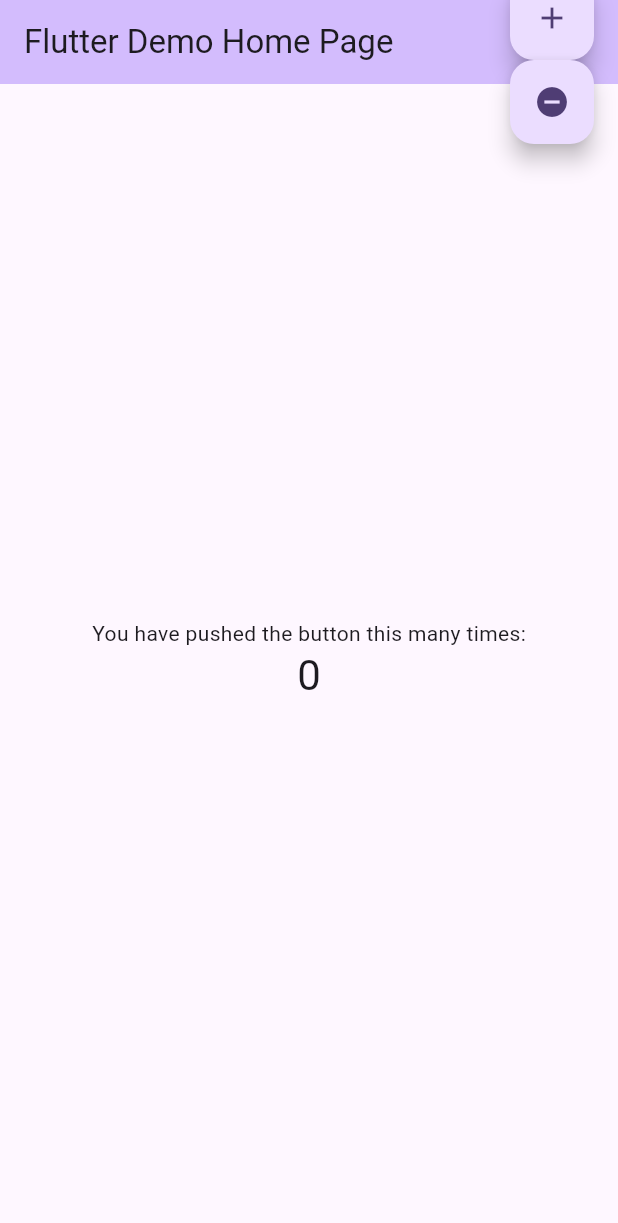
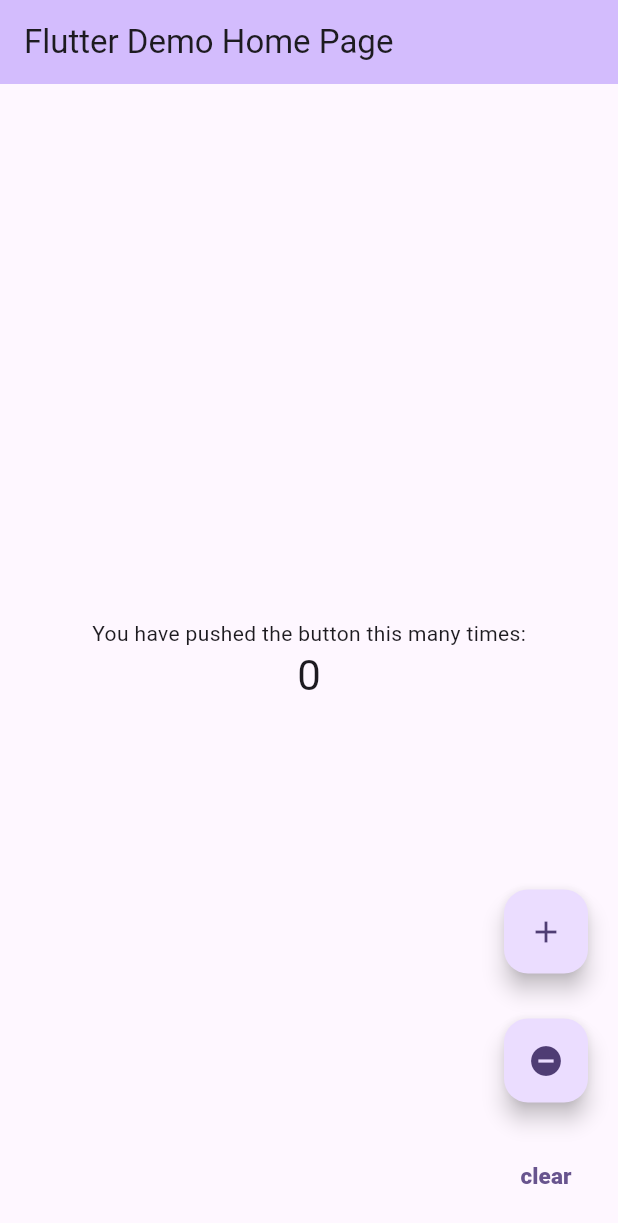
Before and after one commit to meetsdhangar/testing, a Flutter app: the screen it shows after launch, on a phone screen of 412 x 824 dp. Shown: the top 1223 px of the screen. Run offline on Flutter 3.47's test engine with Material 3 defaults, Android fonts, the phone set to English and light mode, and no system bars.

```diff
--- a/lib/counter.dart
+++ b/lib/counter.dart
@@ -9,4 +9,8 @@ class Counter {
   decrement() {
     _counter--;
   }
+
+  reset() {
+    _counter = 0;
+  }
 }
--- a/lib/home.dart
+++ b/lib/home.dart
@@ -26,6 +26,12 @@ class _MyHomePageState extends State<MyHomePage> {
     });
   }
 
+  void _resetCounter() {
+    setState(() {
+      counterclass.reset();
+    });
+  }
+
   @override
   Widget build(BuildContext context) {
     return Scaffold(
@@ -48,12 +54,16 @@ class _MyHomePageState extends State<MyHomePage> {
         ),
       ),
       floatingActionButton: Column(
+        mainAxisAlignment: MainAxisAlignment.end,
         children: [
           FloatingActionButton(
             key: Key('_incrementCounter'),
             onPressed: _incrementCounter,
             tooltip: 'Increment',
             child: const Icon(Icons.add),
+          ),
+          SizedBox(
+            height: 30,
           ),
 
           FloatingActionButton(
@@ -62,7 +72,21 @@ class _MyHomePageState extends State<MyHomePage> {
             tooltip: 'Decrement',
             child: const Icon(Icons.remove_circle),
           ), // This trailing
+          SizedBox(
+            height: 25,
+          ),
+
+          TextButton(
+            onPressed: () {
+              _resetCounter();
+            },
+            child: Text(
+              "clear",
+              style: TextStyle(fontSize: 15, fontWeight: FontWeight.w800),
+            ),
+          ),
         ],
-        ));
+      ),
+    );
   }
 }
```
Also changed, not shown: lib/main.dart (+2 -16 lines), 2 other files. Lines whose indentation alone changed are shown as unchanged.
